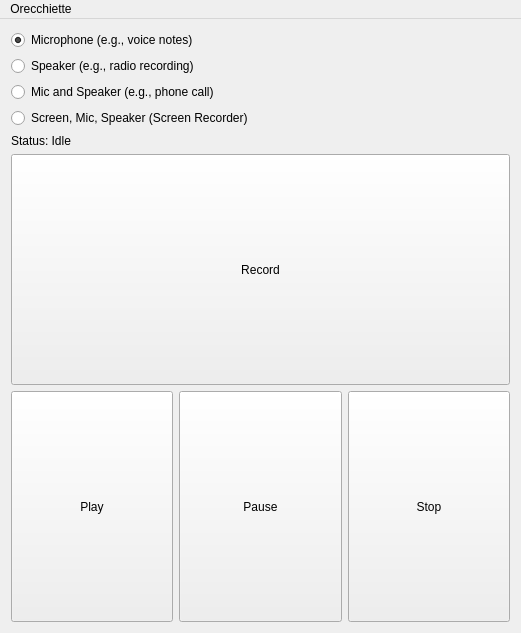
This is mainwindow.ui in jpietrzak8/Orecchiette as Qt 5 draws it before an edit. The edited form follows.
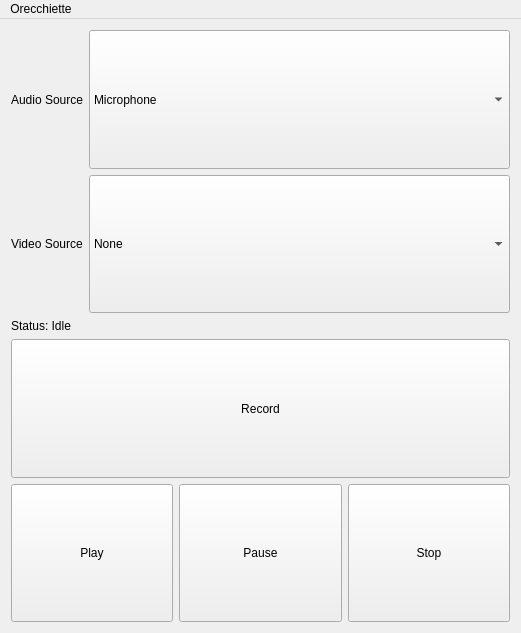
This is the edited form. Icons and pictures are not drawn.

Commit message:
UI Cleanup, new inputs, AAC controls
This update cleans up the UI by placing the input choices into two
combo boxes (audio and video).  A new window for monitoring the video
has been created.  Inputs for N900 back and front cameras have been
added.  Several parameters for controlling AAC encoding are now
available on the preferences panel.  And, a new desktop icon has
been created.

```diff
--- a/mainwindow.ui
+++ b/mainwindow.ui
@@ -14,56 +14,124 @@
    <string>Orecchiette</string>
   </property>
   <widget class="QWidget" name="centralWidget">
-   <layout class="QVBoxLayout" name="verticalLayout_2">
+   <layout class="QVBoxLayout" name="verticalLayout">
     <item>
-     <layout class="QVBoxLayout" name="verticalLayout">
+     <layout class="QHBoxLayout" name="horizontalLayout_2">
       <item>
-       <widget class="QRadioButton" name="inputButton">
-        <property name="sizePolicy">
-         <sizepolicy hsizetype="Minimum" vsizetype="Fixed">
-          <horstretch>0</horstretch>
-          <verstretch>0</verstretch>
-         </sizepolicy>
-        </property>
+       <widget class="QLabel" name="audioSourceLabel">
         <property name="text">
-         <string>Microphone (e.g., voice notes)</string>
+         <string>Audio Source</string>
         </property>
-        <property name="checked">
-         <bool>true</bool>
-        </property>
        </widget>
       </item>
       <item>
-       <widget class="QRadioButton" name="outputButton">
+       <widget class="QComboBox" name="audioComboBox">
         <property name="sizePolicy">
-         <sizepolicy hsizetype="Minimum" vsizetype="Fixed">
+         <sizepolicy hsizetype="Expanding" vsizetype="Preferred">
           <horstretch>0</horstretch>
           <verstretch>0</verstretch>
          </sizepolicy>
         </property>
+        <property name="currentIndex">
+         <number>1</number>
+        </property>
+        <property name="iconSize">
+         <size>
+          <width>48</width>
+          <height>48</height>
+         </size>
+        </property>
+        <item>
+         <property name="text">
+          <string>None</string>
+         </property>
+        </item>
+        <item>
+         <property name="text">
+          <string>Microphone</string>
+         </property>
+         <property name="icon">
+          <iconset resource="OreResources.qrc">
+           <normaloff>:/icons/mic.png</normaloff>:/icons/mic.png</iconset>
+         </property>
+        </item>
+        <item>
+         <property name="text">
+          <string>Speaker</string>
+         </property>
+         <property name="icon">
+          <iconset resource="OreResources.qrc">
+           <normaloff>:/icons/speaker.png</normaloff>:/icons/speaker.png</iconset>
+         </property>
+        </item>
+        <item>
+         <property name="text">
+          <string>Mic and Speaker</string>
+         </property>
+         <property name="icon">
+          <iconset resource="OreResources.qrc">
+           <normaloff>:/icons/phone.png</normaloff>:/icons/phone.png</iconset>
+         </property>
+        </item>
+       </widget>
+      </item>
+     </layout>
+    </item>
+    <item>
+     <layout class="QHBoxLayout" name="horizontalLayout_3">
+      <item>
+       <widget class="QLabel" name="videoSourceLabel">
         <property name="text">
-         <string>Speaker (e.g., radio recording)</string>
+         <string>Video Source</string>
         </property>
        </widget>
       </item>
       <item>
-       <widget class="QRadioButton" name="bothButton">
+       <widget class="QComboBox" name="videoComboBox">
         <property name="sizePolicy">
-         <sizepolicy hsizetype="Minimum" vsizetype="Fixed">
+         <sizepolicy hsizetype="Expanding" vsizetype="Preferred">
           <horstretch>0</horstretch>
           <verstretch>0</verstretch>
          </sizepolicy>
         </property>
-        <property name="text">
-         <string>Mic and Speaker (e.g., phone call)</string>
+        <property name="iconSize">
+         <size>
+          <width>48</width>
+          <height>48</height>
+         </size>
         </property>
-       </widget>
-      </item>
-      <item>
-       <widget class="QRadioButton" name="screenButton">
-        <property name="text">
-         <string>Screen, Mic, Speaker (Screen Recorder)</string>
-        </property>
+        <item>
+         <property name="text">
+          <string>None</string>
+         </property>
+        </item>
+        <item>
+         <property name="text">
+          <string>Screen</string>
+         </property>
+         <property name="icon">
+          <iconset resource="OreResources.qrc">
+           <normaloff>:/icons/monitor.png</normaloff>:/icons/monitor.png</iconset>
+         </property>
+        </item>
+        <item>
+         <property name="text">
+          <string>Rear Camera</string>
+         </property>
+         <property name="icon">
+          <iconset resource="OreResources.qrc">
+           <normaloff>:/icons/camera.png</normaloff>:/icons/camera.png</iconset>
+         </property>
+        </item>
+        <item>
+         <property name="text">
+          <string>Front Camera</string>
+         </property>
+         <property name="icon">
+          <iconset resource="OreResources.qrc">
+           <normaloff>:/icons/user.png</normaloff>:/icons/user.png</iconset>
+         </property>
+        </item>
        </widget>
       </item>
      </layout>
```
The commit also changes 27 other files.
